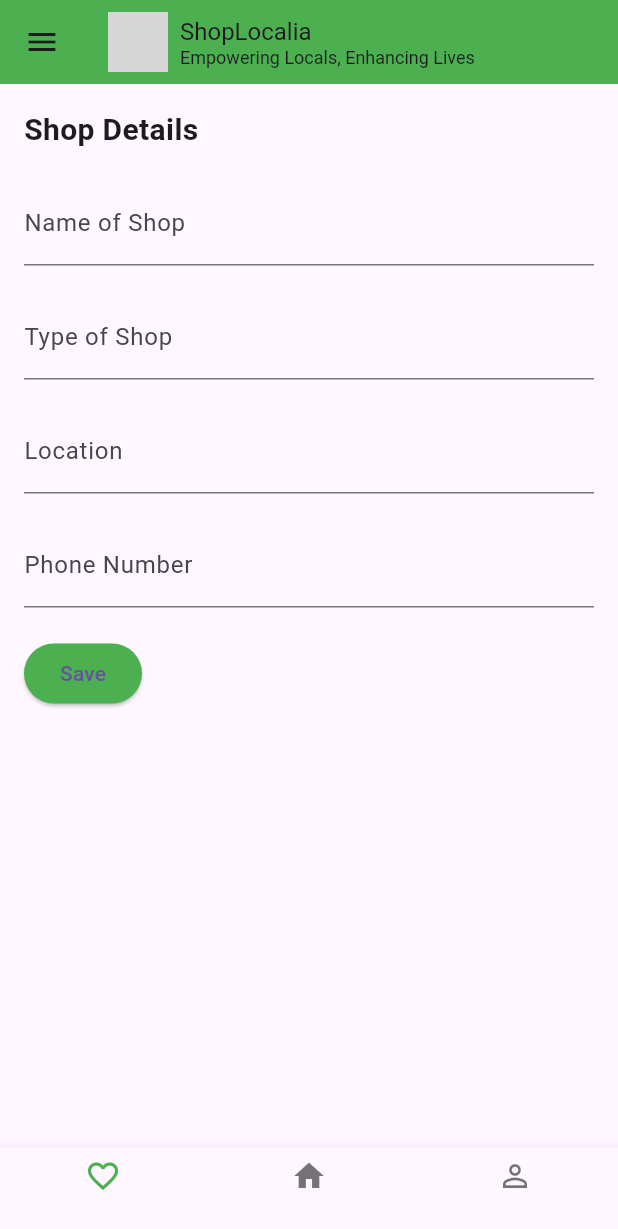
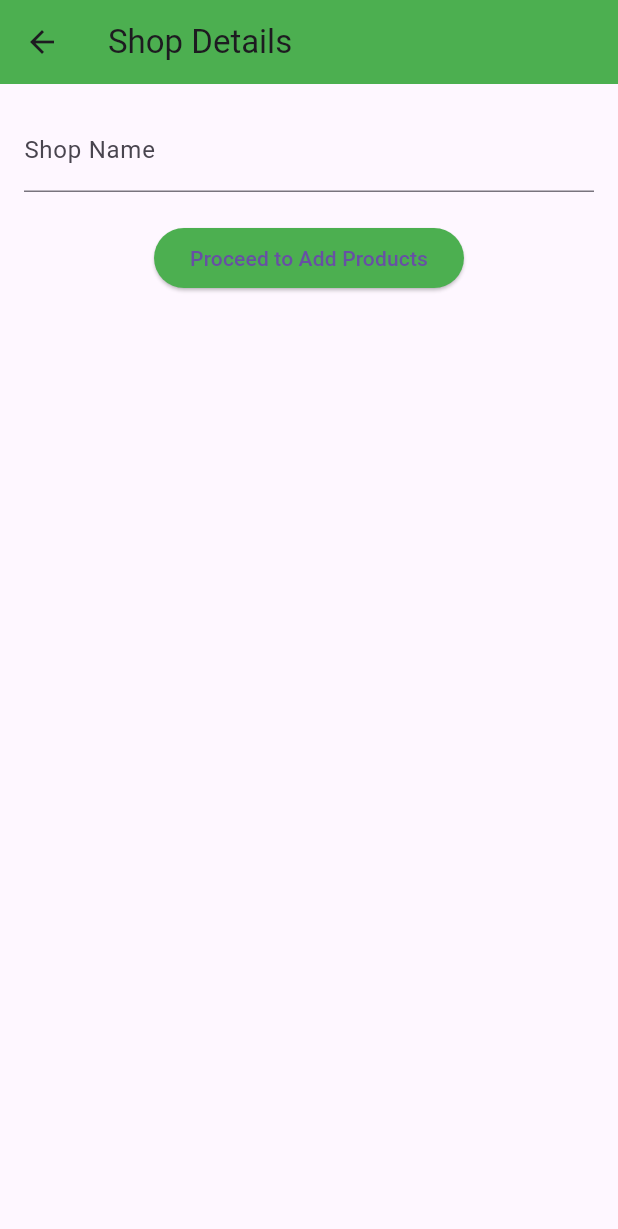
Before and after one commit to 09anushkam/GroceryApp-ShopkeeperSide, a Flutter app: the ShopDetailsScreen screen opened by its route, on a phone screen of 412 x 824 dp. Shown: the top 1229 px of the screen. Run offline on Flutter 3.47's test engine with Material 3 defaults, Android fonts, the phone set to English and light mode, and no system bars; our stand-ins replace cloud_firestore, firebase_core, firebase_storage, image_picker, shared_preferences; accounts and stored records are empty; grey boxes are pictures that could not be loaded.

Commit message:
shop_details_screen.dart
Updated

```diff
--- a/lib/screens/shop_details_screen.dart
+++ b/lib/screens/shop_details_screen.dart
@@ -1,5 +1,6 @@
 import 'package:flutter/material.dart';
-import 'product_list_screen.dart'; // Import the ProductListScreen
+import 'add_product_screen.dart';
+import '../services/firebase_service.dart';
 
 class ShopDetailsScreen extends StatefulWidget {
   @override
@@ -8,33 +9,36 @@ class ShopDetailsScreen extends StatefulWidget {
 
 class _ShopDetailsScreenState extends State<ShopDetailsScreen> {
   final _formKey = GlobalKey<FormState>();
-  final TextEditingController _nameController = TextEditingController();
-  final TextEditingController _typeController = TextEditingController();
-  final TextEditingController _locationController = TextEditingController();
-  final TextEditingController _phoneController = TextEditingController();
+  final TextEditingController _shopNameController = TextEditingController();
+  final FirebaseService _firebaseService = FirebaseService();
+  bool _isLoading = false;
 
-  @override
-  void dispose() {
-    _nameController.dispose();
-    _typeController.dispose();
-    _locationController.dispose();
-    _phoneController.dispose();
-    super.dispose();
-  }
+  Future<void> _saveShopDetails() async {
+    if (_formKey.currentState!.validate()) {
+      setState(() {
+        _isLoading = true;
+      });
 
-  void _saveShopDetails() {
-    if (_formKey.currentState!.validate()) {
-      // Save the shop details
-      String shopName = _nameController.text; // Get the shop name
+      try {
+        String? shopId = await _firebaseService.addShopIfNotExists(_shopNameController.text);
 
-      // Navigate to ProductListScreen and pass the shop name
+        if (shopId != null) {
           Navigator.push(
             context,
             MaterialPageRoute(
-          builder: (context) => ProductListScreen(products: [], shopName: shopName),
+              builder: (context) => AddProductScreen(products: [], shopId: shopId),
             ),
           );
-      Navigator.pushNamed(context, '/add-product');
+        } else {
+          ScaffoldMessenger.of(context).showSnackBar(
+            SnackBar(content: Text('Failed to create shop')),
+          );
+        }
+      } finally {
+        setState(() {
+          _isLoading = false;
+        });
+      }
     }
   }
 
@@ -43,33 +47,19 @@ class _ShopDetailsScreenState extends State<ShopDetailsScreen> {
     return Scaffold(
       appBar: AppBar(
         backgroundColor: Colors.green,
-        title: Row(
+        title: Text('Shop Details'),
+      ),
+      body: Stack(
         children: [
-            Image.asset('assets/logo.png', height: 40),
-            SizedBox(width: 8),
-            Column(
-              crossAxisAlignment: CrossAxisAlignment.start,
-              children: [
-                Text('ShopLocalia', style: TextStyle(fontSize: 16)),
-                Text('Empowering Locals, Enhancing Lives', style: TextStyle(fontSize: 12)),
-              ],
-            ),
-          ],
-        ),
-        leading: Icon(Icons.menu),
-      ),
-      body: Padding(
+          SingleChildScrollView(
             padding: const EdgeInsets.all(16.0),
             child: Form(
               key: _formKey,
               child: Column(
-            crossAxisAlignment: CrossAxisAlignment.start,
                 children: [
-              Text('Shop Details', style: TextStyle(fontSize: 20, fontWeight: FontWeight.bold)),
-              SizedBox(height: 20),
                   TextFormField(
-                controller: _nameController,
-                decoration: InputDecoration(labelText: 'Name of Shop'),
+                    controller: _shopNameController,
+                    decoration: InputDecoration(labelText: 'Shop Name'),
                     validator: (value) {
                       if (value == null || value.isEmpty) {
                         return 'Please enter the shop name';
@@ -78,59 +68,18 @@ class _ShopDetailsScreenState extends State<ShopDetailsScreen> {
                     },
                   ),
                   SizedBox(height: 20),
-              TextFormField(
-                controller: _typeController,
-                decoration: InputDecoration(labelText: 'Type of Shop'),
-                validator: (value) {
-                  if (value == null || value.isEmpty) {
-                    return 'Please enter the type of shop';
-                  }
-                  return null;
-                },
-              ),
-              SizedBox(height: 20),
-              TextFormField(
-                controller: _locationController,
-                decoration: InputDecoration(labelText: 'Location'),
-                validator: (value) {
-                  if (value == null || value.isEmpty) {
-                    return 'Please enter the location';
-                  }
-                  return null;
-                },
-              ),
-              SizedBox(height: 20),
-              TextFormField(
-                controller: _phoneController,
-                decoration: InputDecoration(labelText: 'Phone Number'),
-                keyboardType: TextInputType.phone,
-                validator: (value) {
-                  if (value == null || value.isEmpty) {
-                    return 'Please enter a valid phone number';
-                  }
-                  return null;
-                },
-              ),
-              SizedBox(height: 20),
                   ElevatedButton(
                     onPressed: _saveShopDetails,
                     style: ElevatedButton.styleFrom(backgroundColor: Colors.green),
-                child: Text('Save'),
+                    child: Text('Proceed to Add Products'),
                   ),
                 ],
               ),
             ),
           ),
-      bottomNavigationBar: BottomNavigationBar(
-        items: const <BottomNavigationBarItem>[
-          BottomNavigationBarItem(icon: Icon(Icons.favorite_border), label: ''),
-          BottomNavigationBarItem(icon: Icon(Icons.home), label: ''),
-          BottomNavigationBarItem(icon: Icon(Icons.person_outline), label: ''),
+          if (_isLoading)
+            Center(child: CircularProgressIndicator()), // Display loading indicator
         ],
-        selectedItemColor: Colors.green,
-        onTap: (index) {
-          // Handle bottom navigation actions
-        },
       ),
     );
   }
```
Lines whose indentation alone changed are shown as unchanged.
